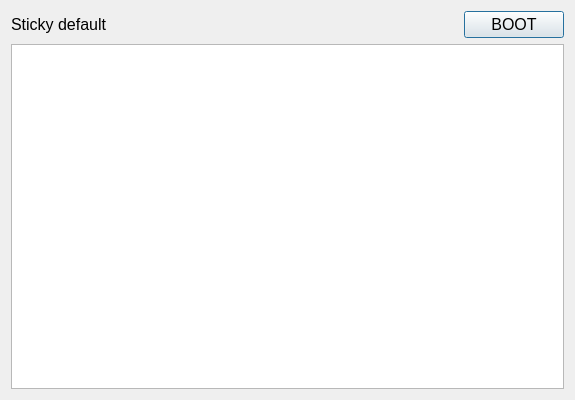
Above: recovery/bootselectiondialog.ui from procount/pinn before the change. Below: the same form after it.
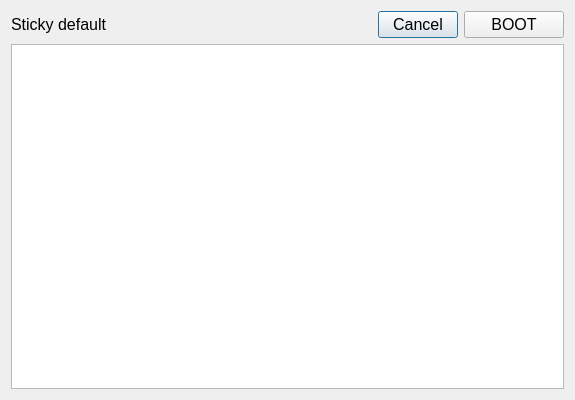
That is the form after the change.

Commit message: Add bootselection Cancel button. Reboot only if bootable

```diff
--- a/recovery/bootselectiondialog.ui
+++ b/recovery/bootselectiondialog.ui
@@ -39,6 +39,13 @@
          </property>
         </widget>
        </item>
+       <item>
+        <widget class="QDialogButtonBox" name="buttonBox">
+         <property name="standardButtons">
+          <set>QDialogButtonBox::Cancel</set>
+         </property>
+        </widget>
+       </item>
        <item>
         <widget class="QPushButton" name="pushButton">
          <property name="sizePolicy">
```
Left out of the diff: 3 changed lines with no effect on the pictures. The commit also changes 31 other files.
